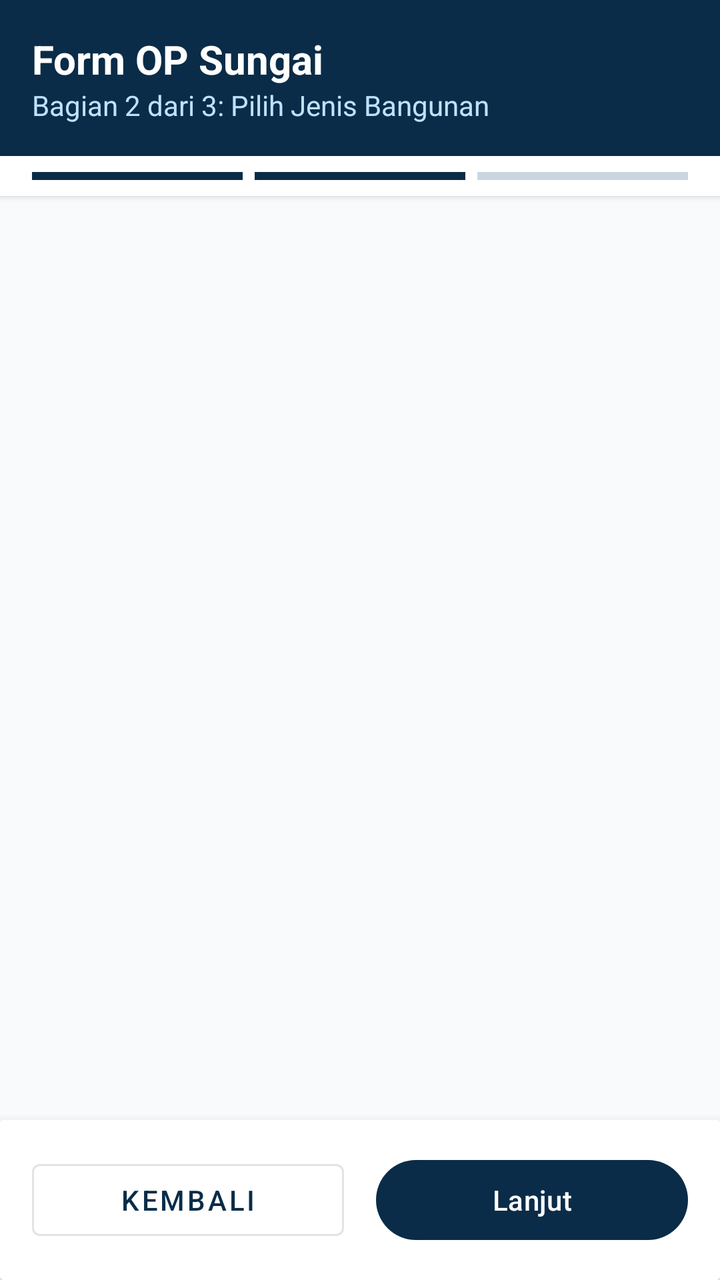
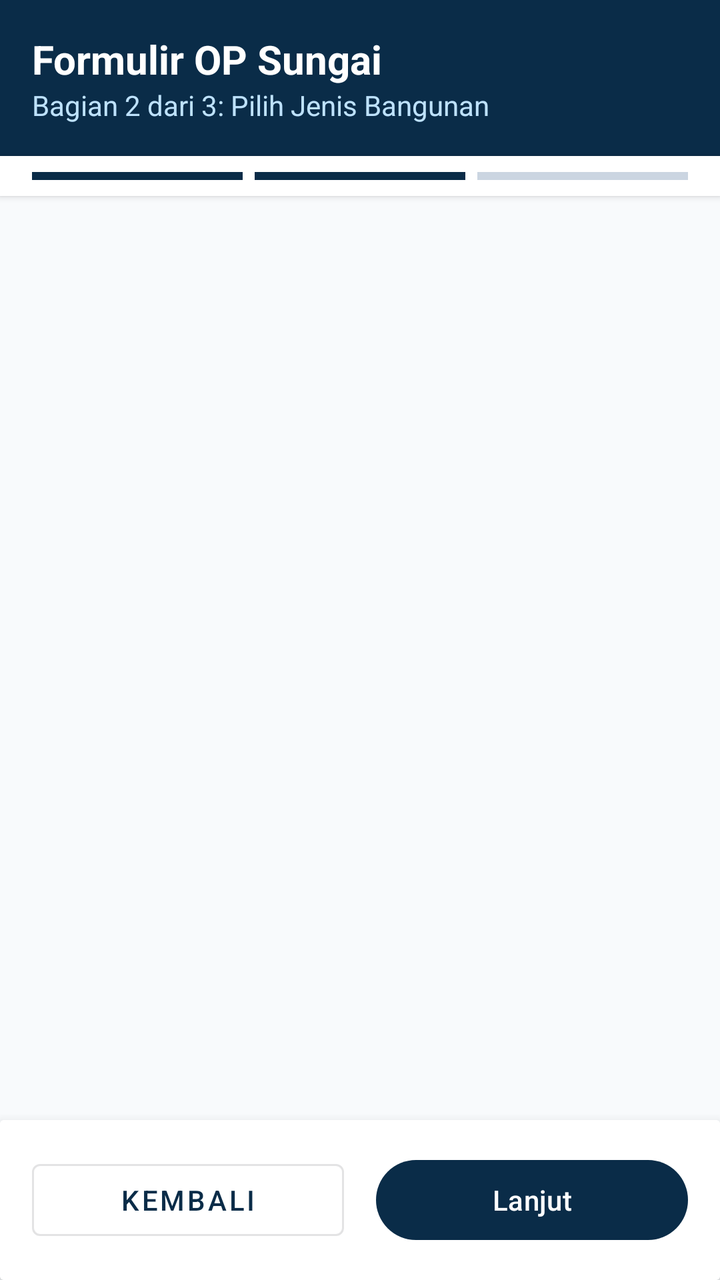

An Android layout rendered at two revisions. The XML below is the earlier revision; the diff shows what the commit changed to produce the second picture.
<!-- AndroidManifest.xml: application theme Theme.RiverOP -->
<!-- res/layout/activity_pilih_jenis_bangunan.xml -->
<?xml version="1.0" encoding="utf-8"?>
<androidx.constraintlayout.widget.ConstraintLayout
    xmlns:android="http://schemas.android.com/apk/res/android"
    xmlns:app="http://schemas.android.com/apk/res-auto"
    android:layout_width="match_parent"
    android:layout_height="match_parent"
    android:background="@color/surface_soft">

    <androidx.constraintlayout.widget.ConstraintLayout
        android:id="@+id/layoutHeader"
        android:layout_width="match_parent"
        android:layout_height="wrap_content"
        android:background="?attr/colorPrimary"
        android:padding="16dp"
        app:layout_constraintTop_toTopOf="parent">

        <TextView
            android:id="@+id/tvHeaderTitle"
            android:layout_width="wrap_content"
            android:layout_height="wrap_content"
            android:text="Form OP Sungai"
            android:textColor="@color/white"
            android:textSize="20sp"
            android:textStyle="bold"
            app:layout_constraintStart_toStartOf="parent"
            app:layout_constraintTop_toTopOf="parent" />

        <TextView
            android:id="@+id/tvHeaderSubtitle"
            android:layout_width="wrap_content"
            android:layout_height="wrap_content"
            android:text="Bagian 2 dari 3: Pilih Jenis Bangunan"
            android:textColor="@color/on_primary_muted"
            android:textSize="14sp"
            app:layout_constraintStart_toStartOf="parent"
            app:layout_constraintTop_toBottomOf="@id/tvHeaderTitle" />

    </androidx.constraintlayout.widget.ConstraintLayout>

    <LinearLayout
        android:id="@+id/layoutProgress"
        android:layout_width="match_parent"
        android:layout_height="wrap_content"
        android:orientation="horizontal"
        android:paddingHorizontal="16dp"
        android:paddingVertical="8dp"
        android:background="@color/surface"
        android:elevation="2dp"
        app:layout_constraintTop_toBottomOf="@id/layoutHeader">

        <View
            android:layout_width="0dp"
            android:layout_height="4dp"
            android:layout_weight="1"
            android:layout_marginEnd="4dp"
            android:background="?attr/colorPrimary" />

        <View
            android:layout_width="0dp"
            android:layout_height="4dp"
            android:layout_weight="1"
            android:layout_marginHorizontal="2dp"
            android:background="?attr/colorPrimary" />

        <View
            android:layout_width="0dp"
            android:layout_height="4dp"
            android:layout_weight="1"
            android:layout_marginStart="4dp"
            android:background="@color/line_strong" />
    </LinearLayout>

    <androidx.recyclerview.widget.RecyclerView
        android:id="@+id/rvJenisBangunan"
        android:layout_width="match_parent"
        android:layout_height="0dp"
        android:clipToPadding="false"
        android:paddingBottom="80dp"
        app:layout_constraintTop_toBottomOf="@id/layoutProgress"
        app:layout_constraintBottom_toBottomOf="parent" />

    <androidx.cardview.widget.CardView
        android:id="@+id/cardBottom"
        android:layout_width="match_parent"
        android:layout_height="wrap_content"
        app:cardElevation="8dp"
        app:layout_constraintBottom_toBottomOf="parent">

        <LinearLayout
            android:layout_width="match_parent"
            android:layout_height="wrap_content"
            android:orientation="horizontal"
            android:padding="16dp"
            android:background="@color/surface">

            <Button
                android:id="@+id/btnKembali"
                style="@style/Widget.MaterialComponents.Button.OutlinedButton"
                android:layout_width="0dp"
                android:layout_height="wrap_content"
                android:layout_weight="1"
                android:layout_marginEnd="8dp"
                android:text="Kembali" />

            <Button
                android:id="@+id/btnLanjut"
                android:layout_width="0dp"
                android:layout_height="wrap_content"
                android:layout_weight="1"
                android:layout_marginStart="8dp"
                android:text="Lanjut" />

        </LinearLayout>
    </androidx.cardview.widget.CardView>

</androidx.constraintlayout.widget.ConstraintLayout>
<!-- resources referenced by this layout -->
<resources>
  <color name="line_strong">#CBD5E1</color>
  <color name="on_primary_muted">#BEE2FD</color>
  <color name="surface">#FFFFFF</color>
  <color name="surface_soft">#F8FAFC</color>
  <color name="white">#FFFFFF</color>
  <style name="Theme.RiverOP" parent="Base.Theme.RiverOP" />
  <style name="Base.Theme.RiverOP" parent="Theme.Material3.Light.NoActionBar">
          <item name="colorPrimary">@color/primary</item>
          <item name="colorPrimaryVariant">@color/primary_dark</item>
          <item name="colorSecondary">@color/accent_gold</item>
          <item name="android:colorBackground">@color/background</item>
          <item name="android:windowBackground">@color/background</item>
      </style>
  <color name="primary">#0A2C48</color>
  <color name="primary_dark">#061523</color>
  <color name="accent_gold">#EBBD51</color>
  <color name="background">#FBFCFD</color>
</resources>

<!-- the commit's change to res/layout/activity_pilih_jenis_bangunan.xml (unified diff, before → after) -->
@@ -18,7 +18,7 @@
             android:id="@+id/tvHeaderTitle"
             android:layout_width="wrap_content"
             android:layout_height="wrap_content"
-            android:text="Form OP Sungai"
+            android:text="Formulir OP Sungai"
             android:textColor="@color/white"
             android:textSize="20sp"
             android:textStyle="bold"
